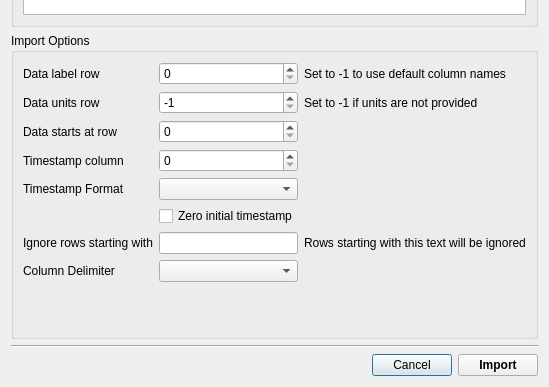
SchrodingersGat/lumberjack, file ui/csv_import_options.ui: the form before one commit; both pictures show x 0 to 549 and y 290 to 677 of the 549 by 677 pixel window.
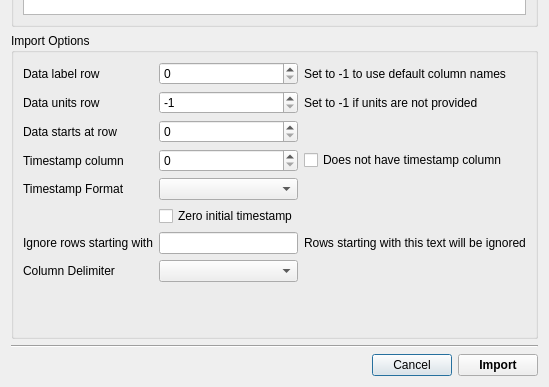
The form after the commit.

Commit message:
Missing timestamp col (#92)
* Add ability to load data without a timestamp column

- Use a simple incrementing timestamp (assume fixed data rate)

* Allow millisecond data import

Patch:
```diff
--- a/ui/csv_import_options.ui
+++ b/ui/csv_import_options.ui
@@ -177,6 +177,13 @@
         </property>
        </widget>
       </item>
+      <item row="3" column="2">
+       <widget class="QCheckBox" name="missingTimestampColumn">
+        <property name="text">
+         <string>Does not have timestamp column</string>
+        </property>
+       </widget>
+      </item>
      </layout>
     </widget>
    </item>
```
The commit also changes 3 other files.
